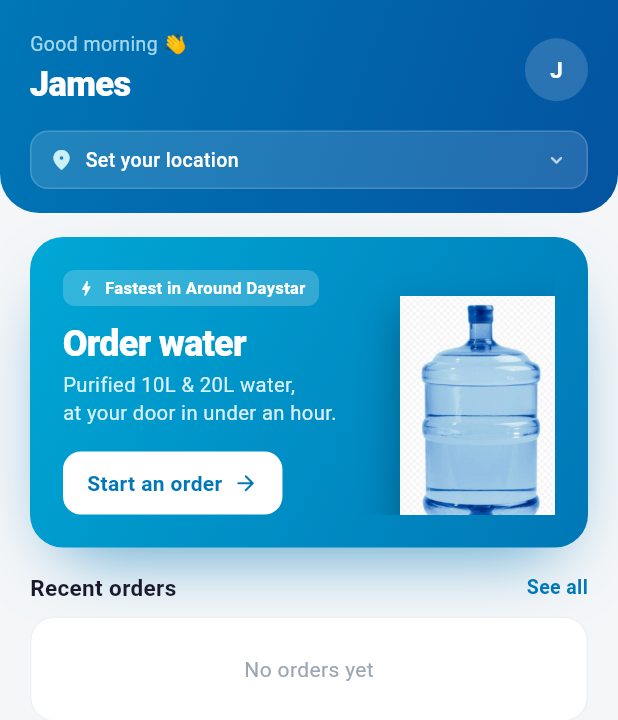
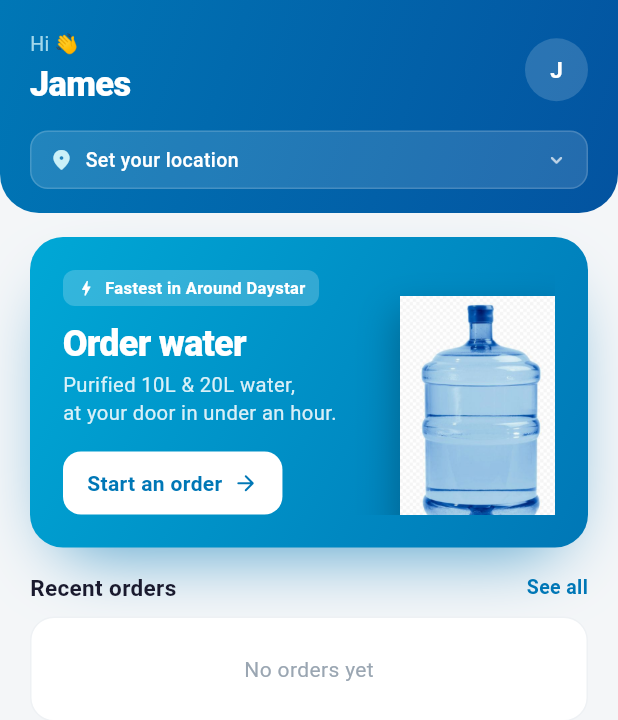
Before and after one commit to ly-bee/water-delivery, a Flutter app: the HomeScreen screen opened directly, on a phone screen of 412 x 824 dp. Shown: the top 720 px of the screen. Run offline on Flutter 3.47's test engine with Material 3 defaults, Android fonts, the phone set to English and light mode, and no system bars; our stand-ins replace flutter_map, geolocator, image_picker, latlong2, shared_preferences, signature; accounts and stored records are empty; network calls fail.

Commit message:
final touches

```diff
--- a/hydroflow_mobile/lib/config/constants.dart
+++ b/hydroflow_mobile/lib/config/constants.dart
@@ -1,3 +1,3 @@
 class AppConstants {
-  static const String baseUrl = 'http://10.116.30.109:3000/api';
+  static const String baseUrl = 'http://192.168.45.109:3000/api';
 }
--- a/hydroflow_mobile/lib/screens/home_screen.dart
+++ b/hydroflow_mobile/lib/screens/home_screen.dart
@@ -296,7 +296,7 @@ class _HomeScreenState extends State<HomeScreen> {
                               const Row(
                                 children: [
                                   Text(
-                                    'Good morning ',
+                                    'Hi ',
                                     style: TextStyle(
                                       fontSize: 13,
                                       color: Color(0xCCCAF0F8),
```
Also changed, not shown: 2 other files.
